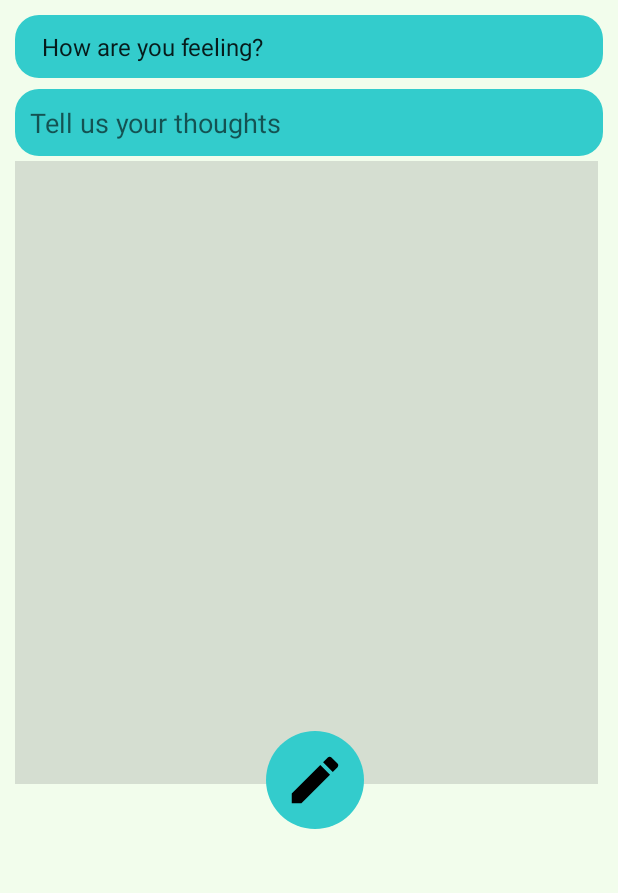
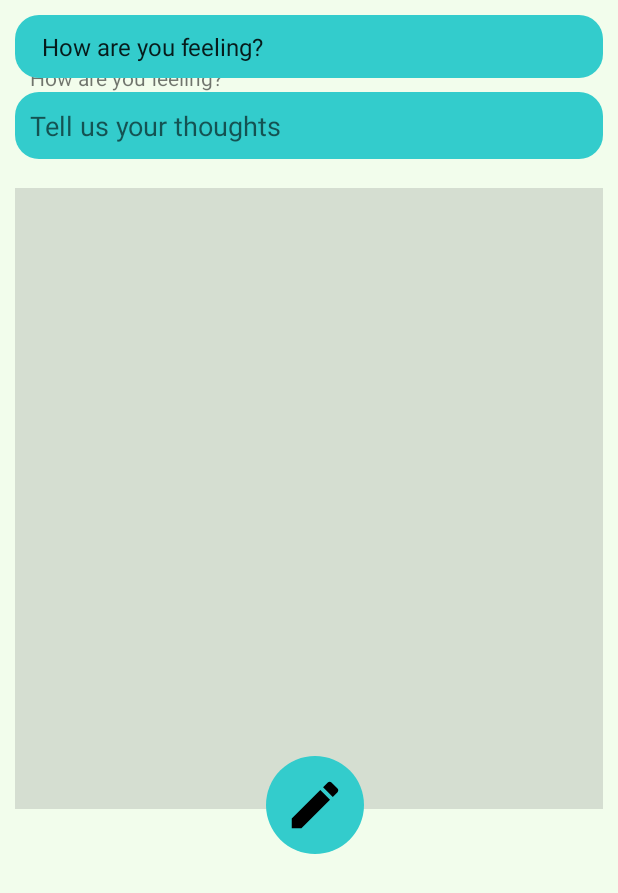
Before and after one commit to Sowad13/Hope, an Android app: the Adding_post screen opened directly, with no data from a screen before it, after a tap on an icon or button, on a phone screen of 412 x 824 dp. Shown: the top 893 px of the screen. Run offline under Robolectric (Android 15) with nearby library versions, the phone set to English and light mode, and no system bars; our stand-ins replace Firebase (no records; nobody signed in at launch, a user with empty details on screens opened directly); pictures from the network do not load; Roboto replaces fonts that are not available here.

Commit message:
fragments and community

```diff
--- a/app/src/main/java/com/example/hope/Adding_post.java
+++ b/app/src/main/java/com/example/hope/Adding_post.java
@@ -44,7 +44,8 @@ public class Adding_post extends AppCompatActivity {
 
     ImageView popupUserImage;
     ImageView addpic,addpost;
-    TextView popupDescription,popupTitle;
+    TextView popupDescription;
+    TextView feelingView;
     Spinner popupTitleSpinner;
     ProgressBar progressBar;
     String titletext;
@@ -139,6 +140,7 @@ public class Adding_post extends AppCompatActivity {
         popupDescription = findViewById(R.id.addDescription);
         addpost = findViewById(R.id.postAdd);
         progressBar = findViewById(R.id.progress);
+        feelingView = findViewById( R.id.feelingTextView );
         //popupUserImage = findViewById(R.id.dp);
         addpic = findViewById(R.id.picAdd);
         popupTitleSpinner = findViewById(R.id.addTitlespinner);
@@ -151,17 +153,10 @@ public class Adding_post extends AppCompatActivity {
             public void onItemSelected(AdapterView<?> parent, View view, int position, long id) {
 
                 titletext = popupTitleSpinner.getSelectedItem().toString();
-               // if(titletext == "How are you feeling?")
-               // {
-               //     showMessage( "Please choose how are u feeling");
-               // }
-                //else{
 
-                    popupTitle.setText( titletext );
-                //}
+                 feelingView.setText( titletext );
 
-
-                // Toast.makeText( parent.getContext(),titletext,Toast.LENGTH_SHORT).show();
+                    // Toast.makeText( parent.getContext(),titletext,Toast.LENGTH_SHORT).show();
             }
 
             @Override
@@ -185,7 +180,7 @@ public class Adding_post extends AppCompatActivity {
                 progressBar.setVisibility(View.VISIBLE);
 
 
-                if(!popupTitle.toString().isEmpty() && !popupDescription.getText().toString().isEmpty() && pickedImgUri != null) {
+                if(!feelingView.toString().isEmpty() && !popupDescription.getText().toString().isEmpty() && pickedImgUri != null) {
 
 
                     //created post add to firebase
@@ -202,7 +197,7 @@ public class Adding_post extends AppCompatActivity {
                                     String imageDownlaodLink = uri.toString();
 
                                     detailpost detailpost = new detailpost( );
-                                    detailpost.setTitle( popupTitle.getText().toString() );
+                                    detailpost.setTitle( feelingView.getText().toString() );
                                     detailpost.setDescription( popupDescription.getText().toString() );
                                     detailpost.setImgUpload(imageDownlaodLink);
 
@@ -262,10 +257,10 @@ public class Adding_post extends AppCompatActivity {
 
 
                 }*/
-                else if(!popupTitle.toString().isEmpty() && !popupDescription.getText().toString().isEmpty() && pickedImgUri == null)
+                else if(!feelingView.toString().isEmpty() && !popupDescription.getText().toString().isEmpty() && pickedImgUri == null)
                 {
                     detailpost detailpost = new detailpost( );
-                    detailpost.setTitle( popupTitle.getText().toString() );
+                    detailpost.setTitle( feelingView.getText().toString() );
                     detailpost.setDescription( popupDescription.getText().toString() );
 
                     postAddedtoFirebase(detailpost);
--- a/app/src/main/res/layout/activity_adding_post.xml
+++ b/app/src/main/res/layout/activity_adding_post.xml
@@ -8,6 +8,16 @@
     android:background="@color/bg_1"
     tools:context=".Adding_post">
 
+
+    <TextView
+        android:id="@+id/feelingTextView"
+        android:layout_width="395dp"
+        android:layout_height="wrap_content"
+        android:layout_below="@+id/addTitlespinner"
+        android:layout_alignEnd="@+id/addTitlespinner"
+        android:layout_marginTop="-20dp"
+        android:layout_marginEnd="-3dp"
+        android:padding="10dp"/>
 
     <Spinner
         android:id="@+id/addTitlespinner"
@@ -22,7 +32,7 @@
         android:layout_width="match_parent"
         android:layout_height="wrap_content"
         android:layout_below="@+id/addTitlespinner"
-        android:layout_marginTop="7dp"
+        android:layout_marginTop="9dp"
         android:background="@drawable/cardbackground"
         android:ems="10"
         android:hint="Tell us your thoughts"
@@ -31,17 +41,16 @@
 
     <ImageView
         android:id="@+id/picAdd"
-        android:layout_width="398dp"
-        android:layout_height="415dp"
+        android:layout_width="401dp"
+        android:layout_height="414dp"
         android:layout_below="@+id/addDescription"
         android:layout_alignParentStart="true"
         android:layout_alignParentEnd="true"
         android:layout_marginStart="0dp"
-        android:layout_marginTop="3dp"
-        android:layout_marginEnd="3dp"
+        android:layout_marginTop="19dp"
+        android:layout_marginEnd="0dp"
         android:background="@color/post_bg"
         tools:srcCompat="@tools:sample/backgrounds/scenic[7]" />
-
 
     <ImageView
         android:id="@+id/postAdd"
@@ -68,4 +77,5 @@
         android:layout_marginBottom="2dp"
         android:background="@drawable/circle_background"
         android:visibility="invisible" />
+
 </RelativeLayout>
```
